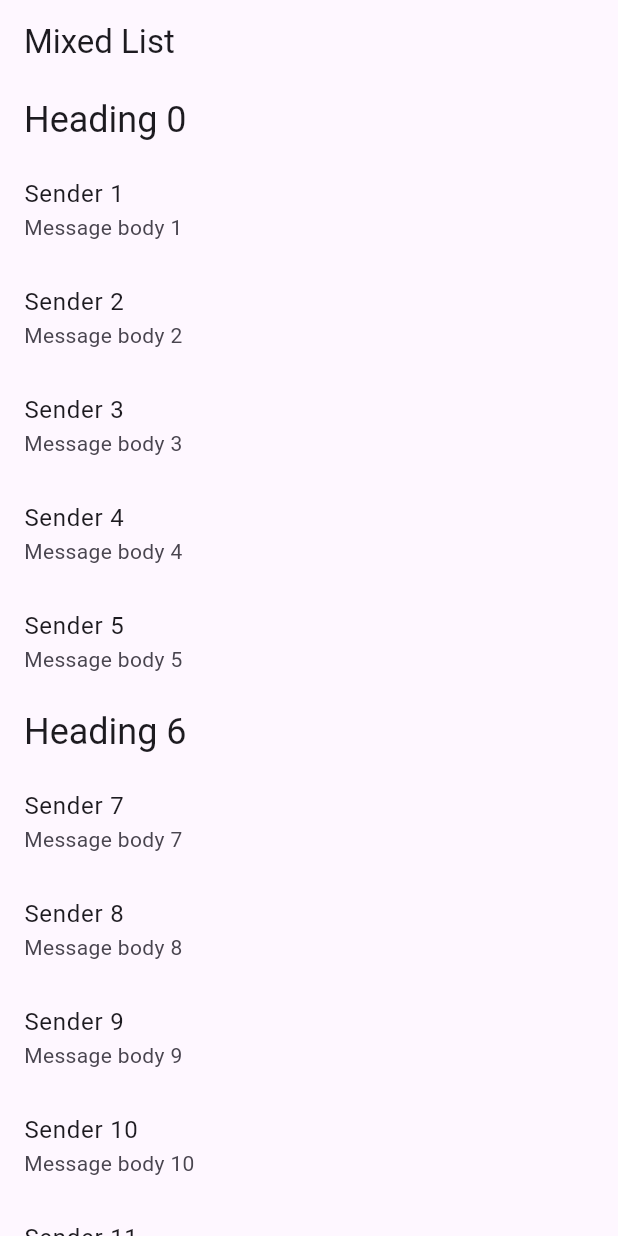
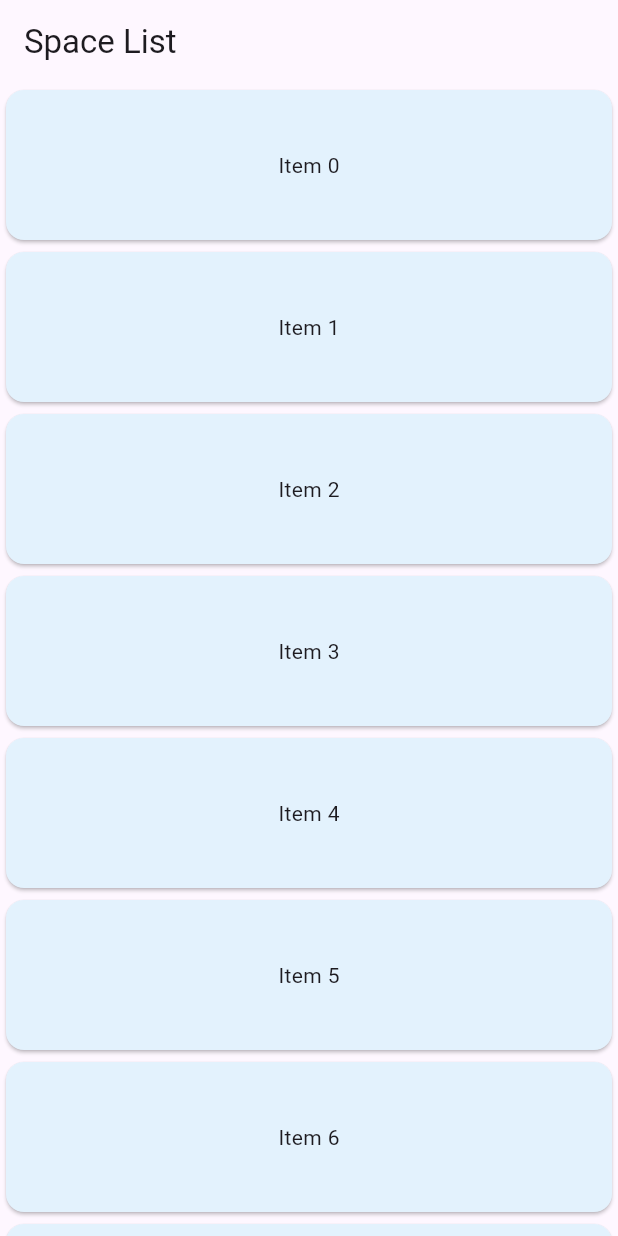
Before and after one commit to kei-karuizawa/my-study-flutter, a Flutter app: the screen it shows after launch, on a phone screen of 412 x 824 dp. Run offline on Flutter 3.47's test engine with Material 3 defaults, Android fonts, the phone set to English and light mode, and no system bars; our stand-ins replace flutter_carousel_widget.

Commit message:
feature：fluttercn-用户界面-布局-列表和网格-创建元素之间包含间隔的列表

```diff
--- /dev/null
+++ b/lib/fluttercn/interface/layout/list_grid/fluttercn_create_space_list.dart
@@ -0,0 +1,72 @@
+// 创建元素之间包含间隔的列表
+
+import 'package:flutter/material.dart';
+
+class FlutterCNCreateSpaceList extends StatelessWidget {
+  const FlutterCNCreateSpaceList({super.key});
+
+  @override
+  Widget build(BuildContext context) {
+    const items = 40;
+
+    return MaterialApp(
+      title: 'Flutter Demo',
+      // 去除 debug 模式下右上角的 DEBUG 标志
+      debugShowCheckedModeBanner: false,
+      theme: ThemeData(
+        colorScheme: ColorScheme.fromSeed(seedColor: Colors.deepPurple),
+        cardTheme: CardTheme(color: Colors.blue.shade50),
+        useMaterial3: true,
+      ),
+      home: Scaffold(
+        appBar: AppBar(
+          title: const Text('Space List'),
+        ),
+        // 使用 `LayoutBuilder` 动态获取布局约束
+        body: LayoutBuilder(builder: (context, constraints) {
+          return SingleChildScrollView(
+            // 用 `ConstrainedBox` 限制子组件的最小高度
+            child: ConstrainedBox(
+              constraints: BoxConstraints(
+                // 子组件最小高度等于布局的最大高度
+                // 该例中，当列表项可以放满屏幕时，值为屏幕高度，
+                // 当列表项超出屏幕时，值为所有列表项以及它们之间间距的总高度
+                minHeight: constraints.maxHeight
+              ),
+              // 使用 `Column` 布局，创建竖直排列的列表
+              child: Column(
+                // 子组件之间均匀分布
+                mainAxisAlignment: MainAxisAlignment.spaceBetween,
+                // 子组件横向拉伸以填充父组件
+                crossAxisAlignment: CrossAxisAlignment.stretch,
+                // 动态生成每个列表项
+                children: List.generate(items, (index) {
+                  return FluttercnCreateSpaceListItemWidget(text: 'Item $index',);
+                }),
+              ),
+            ),
+          );
+        }),
+      ),
+    );
+  }
+}
+
+class FluttercnCreateSpaceListItemWidget extends StatelessWidget {
+  const FluttercnCreateSpaceListItemWidget({
+    super.key,
+    required this.text,
+  });
+
+  final String text;
+
+  @override
+  Widget build(BuildContext context) {
+    return Card(
+      child: SizedBox(
+        height: 100,
+        child: Center(child: Text(text)),
+      ),
+    );
+  }
+}
--- a/lib/main.dart
+++ b/lib/main.dart
@@ -3,6 +3,7 @@ import 'package:my_study_flutter/fluttercn/interface/layout/list_grid/fluttercn_
 import 'package:my_study_flutter/fluttercn/interface/layout/list_grid/fluttercn_create_grid.dart';
 import 'package:my_study_flutter/fluttercn/interface/layout/list_grid/fluttercn_create_group_list.dart';
 import 'package:my_study_flutter/fluttercn/interface/layout/list_grid/fluttercn_create_horizontal_list.dart';
+import 'package:my_study_flutter/fluttercn/interface/layout/list_grid/fluttercn_create_space_list.dart';
 import 'package:my_study_flutter/mksz741/navigator/tab_navigator.dart';
 import 'package:my_study_flutter/mksz741/pages/home_page.dart';
 import 'package:my_study_flutter/mksz741/pages/login_page.dart';
@@ -19,14 +20,7 @@ class MyApp extends StatelessWidget {
   // This widget is the root of your application.
   @override
   Widget build(BuildContext context) {
-    return FlutterCNCreateGroupList(
-      items: List<FlutterCNCreateGroupListItem>.generate(
-        1000,
-        (i) => i % 6 == 0
-            ? FlutterCNCreateGroupHeadingItem('Heading $i')
-            : FlutterCNCreateGroupMessageItem('Sender $i', 'Message body $i'),
-      ),
-    );
+    return const FlutterCNCreateSpaceList();
     // return MaterialApp(
     //   title: '快速上手 Flutter',
     //   theme: ThemeData(
```
